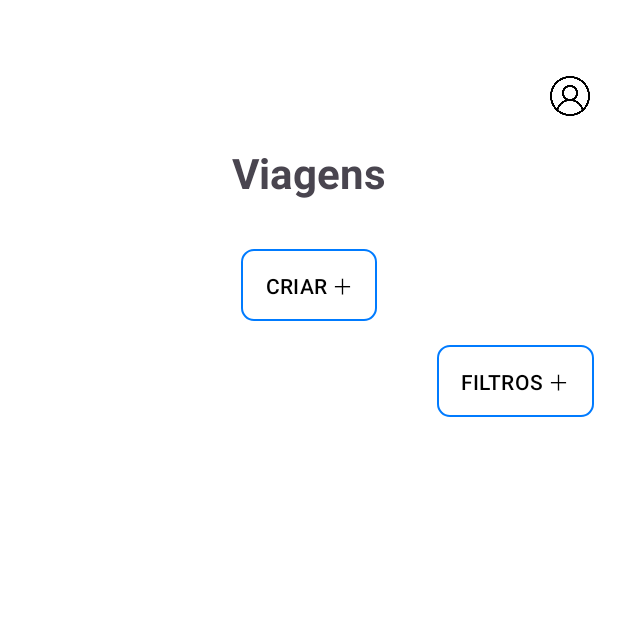
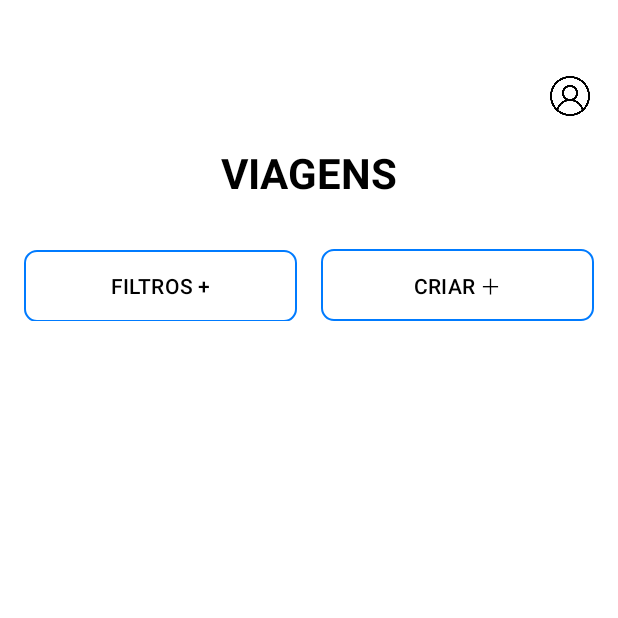
Before and after one commit to t2ne/tripsync, an Android app: the screen it shows after launch once a user with an empty profile is signed in (HomeActivity), on a phone screen of 412 x 824 dp, the top half of it. Run offline under Robolectric (Android 15) with nearby library versions, the phone set to English and light mode, and no system bars; our stand-ins replace Firebase (no records; nobody signed in at launch, a user with empty details on screens opened directly).

Commit message:
rcyclr-vw, del ft done

```diff
--- a/app/build.gradle.kts
+++ b/app/build.gradle.kts
@@ -61,4 +61,8 @@ dependencies {
     implementation(libs.androidx.room.runtime)
     implementation(libs.androidx.room.ktx)
     ksp(libs.androidx.room.compiler)
+
+    //Para os items
+    implementation(libs.androidx.recyclerview)
+    implementation(libs.androidx.cardview)
 }
--- /dev/null
+++ b/app/src/main/res/drawable/ic_delete.xml
@@ -0,0 +1,10 @@
+<vector xmlns:android="http://schemas.android.com/apk/res/android"
+    android:width="24dp"
+    android:height="24dp"
+    android:viewportWidth="24"
+    android:viewportHeight="24"
+    android:tint="#FFFFFF">
+    <path
+        android:fillColor="@android:color/white"
+        android:pathData="M6,19c0,1.1 0.9,2 2,2h8c1.1,0 2,-0.9 2,-2V7H6v12zM19,4h-3.5l-1,-1h-5l-1,1H5v2h14V4z"/>
+</vector>
--- a/app/src/main/res/layout/activity_home.xml
+++ b/app/src/main/res/layout/activity_home.xml
@@ -1,4 +1,5 @@
 <RelativeLayout xmlns:android="http://schemas.android.com/apk/res/android"
+    xmlns:app="http://schemas.android.com/apk/res-auto"
     android:layout_width="match_parent"
     android:layout_height="match_parent"
     android:background="#FFFFFF">
@@ -23,56 +24,62 @@
         android:layout_below="@id/profileIcon"
         android:layout_centerHorizontal="true"
         android:layout_marginTop="16dp"
-         android:text="Viagens"
+        android:text="VIAGENS"
+        android:textColor="#000000"
         android:textSize="28sp"
         android:textStyle="bold" />
 
-    <!-- Botão CRIAR -->
+    <LinearLayout
+        android:id="@+id/buttonContainer"
+        android:layout_width="match_parent"
+        android:layout_height="wrap_content"
+        android:layout_below="@id/viagensTitle"
+        android:layout_marginTop="32dp"
+        android:layout_marginHorizontal="16dp"
+        android:orientation="horizontal">
+
+        <Button
+            android:id="@+id/btnFiltros"
+            android:layout_width="0dp"
+            android:layout_height="wrap_content"
+            android:layout_weight="1"
+            android:text="FILTROS +"
+            android:textColor="#000000"
+            android:background="@drawable/border_button"
+            android:layout_marginEnd="8dp" />
+
         <Button
             android:id="@+id/btnCriar"
-        android:layout_width="wrap_content"
+            android:layout_width="0dp"
             android:layout_height="wrap_content"
+            android:layout_weight="1"
             android:text="CRIAR ＋"
             android:textColor="#000000"
             android:paddingHorizontal="16dp"
             android:paddingVertical="8dp"
-        android:layout_below="@id/viagensTitle"
-        android:layout_centerHorizontal="true"
             android:background="@drawable/border_button"
             android:textAllCaps="false"
-        android:layout_marginTop="32dp" />
+            android:layout_marginStart="8dp" />
+    </LinearLayout>
 
-    <!-- Botão FILTROS -->
-    <Button
-        android:id="@+id/btnFiltros"
-        android:layout_width="wrap_content"
-        android:layout_height="wrap_content"
-        android:text="FILTROS ＋"
-        android:textColor="#000000"
-        android:paddingHorizontal="16dp"
-        android:paddingVertical="8dp"
-        android:layout_below="@id/btnCriar"
-        android:layout_alignEnd="@id/profileIcon"
-        android:layout_marginTop="16dp"
-        android:background="@drawable/border_button"
-        android:textAllCaps="false" />
-    <!-- Adicionando o Spinner para os filtros -->
+    <!-- ordenar -->
     <Spinner
         android:id="@+id/spinnerFiltro"
-        android:layout_width="wrap_content"
-        android:layout_height="wrap_content"
-        android:visibility="gone"
-    android:layout_marginTop="16dp" />
-
-    <!-- Lista de Viagens -->
-    <ListView
-        android:id="@+id/viagensListView"
         android:layout_width="match_parent"
         android:layout_height="wrap_content"
-        android:layout_below="@id/btnFiltros"
-        android:layout_marginTop="24dp"
-        android:divider="#FFD39B"
-        android:dividerHeight="2dp"
-        android:paddingBottom="16dp" />
+        android:layout_below="@id/buttonContainer"
+        android:layout_marginHorizontal="32dp"
+        android:layout_marginTop="22dp"
+        android:visibility="gone" />
+
+    <!-- RecyclerView em vez de ListView -->
+    <androidx.recyclerview.widget.RecyclerView
+        android:id="@+id/viagensRecyclerView"
+        android:layout_width="match_parent"
+        android:layout_height="match_parent"
+        android:layout_below="@id/spinnerFiltro"
+        android:layout_marginTop="16dp"
+        android:layout_marginHorizontal="16dp"
+        android:layout_marginBottom="16dp" />
 
 </RelativeLayout>
--- a/gradle/libs.versions.toml
+++ b/gradle/libs.versions.toml
@@ -1,5 +1,6 @@
 [versions]
 agp = "8.9.1"
+cardview = "1.0.0"
 kotlin = "2.0.21"
 coreKtx = "1.15.0"
 junit = "4.13.2"
@@ -17,11 +18,14 @@ credentials = "1.5.0"
 credentialsPlayServicesAuth = "1.5.0"
 firebaseFirestore = "25.1.3"
 firebaseStorageKtx = "21.0.1"
+recyclerview = "1.4.0"
 roomCompiler = "2.6.1"
 roomRuntime = "2.7.0"
 
 [libraries]
+androidx-cardview = { module = "androidx.cardview:cardview", version.ref = "cardview" }
 androidx-core-ktx = { group = "androidx.core", name = "core-ktx", version.ref = "coreKtx" }
+androidx-recyclerview = { module = "androidx.recyclerview:recyclerview", version.ref = "recyclerview" }
 androidx-room-compiler = { module = "androidx.room:room-compiler", version.ref = "roomRuntime" }
 androidx-room-compiler-v261 = { module = "androidx.room:room-compiler", version.ref = "roomCompiler" }
 androidx-room-ktx = { module = "androidx.room:room-ktx", version.ref = "roomRuntime" }
```
Also changed, not shown: app/src/main/java/com/example/tripsync/HomeActivity.kt (+207 -83 lines), app/src/main/res/layout/item_viagem.xml (deleted, +0 -39 lines), app/src/main/res/layout/item_viagem_swipe.xml (added, +35 -0 lines), app/src/main/res/drawable/editar.png (deleted), app/src/main/res/drawable/eleminar.png (deleted). Lines whose indentation alone changed are shown as unchanged.
